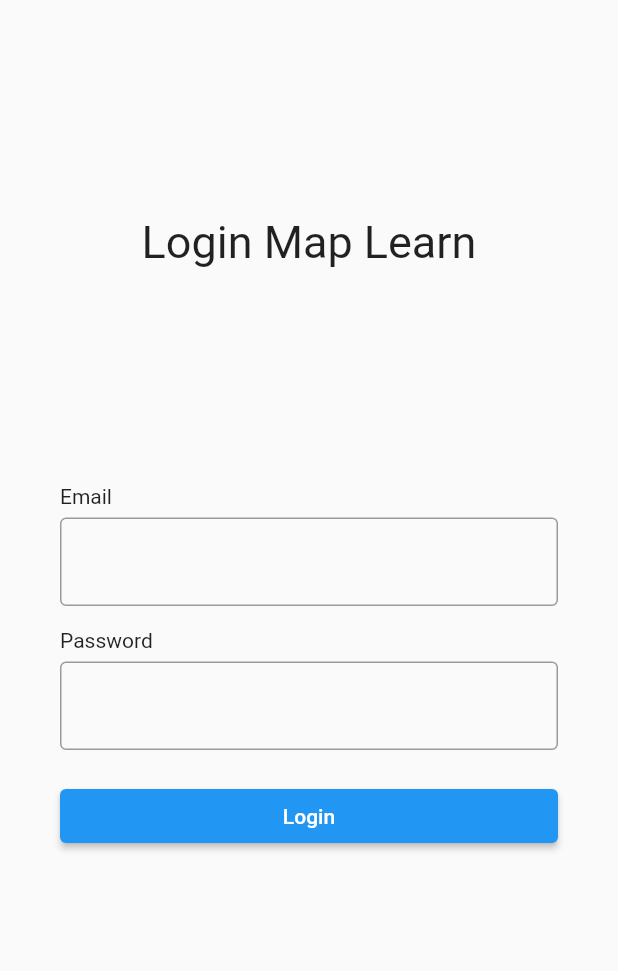
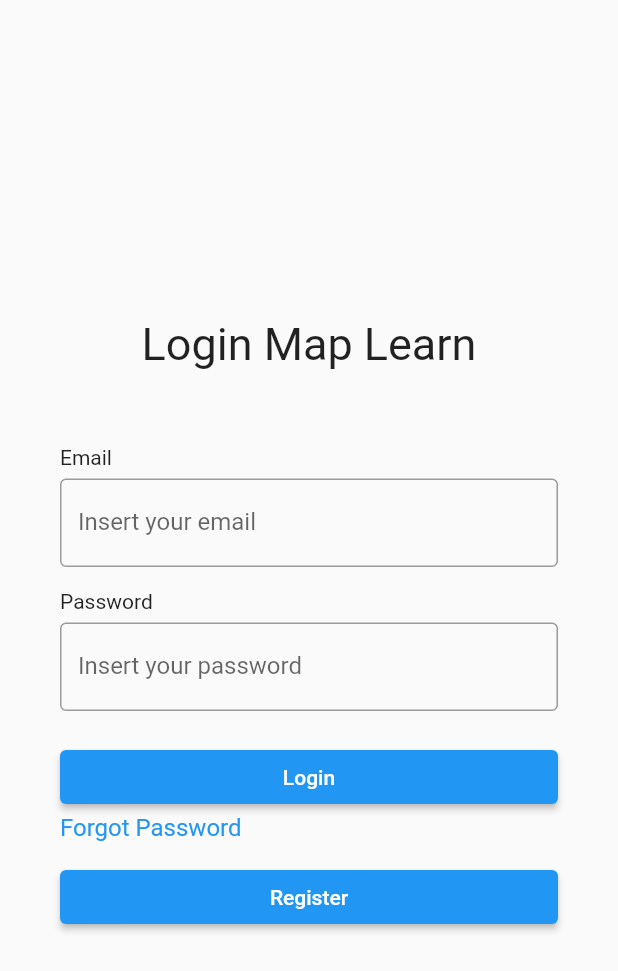
Before and after one commit to DanielDante15/flutter-app-learn, a Flutter app: the LoginScreen screen opened directly, on a phone screen of 412 x 824 dp. Shown: the top 971 px of the screen. Run offline on Flutter 3.47's test engine with Material 2 defaults, Android fonts, the phone set to English and light mode, and no system bars; missing offline and left inert: nuvigator.

```diff
--- a/lib/pages/home_screen.dart
+++ b/lib/pages/home_screen.dart
@@ -1,6 +1,6 @@
 import 'package:flutter/material.dart';
 import 'package:flutter_app/pages/add_local_screen.dart';
-import 'package:flutter_app/pages/login_screen.dart';
+import 'package:flutter_app/pages/dashboard_screen.dart';
 import 'package:flutter_app/pages/map_screen.dart';
 import 'package:flutter_app/pages/profile.dart';
 
@@ -16,7 +16,7 @@ class HomeScreen extends StatefulWidget {
 class _HomeScreenState extends State<HomeScreen> {
   int currentIndex = 0;
   final screens = [
-    const LoginScreen(),
+    const DashboardScreen(),
     const MapScreen(),
     const AddLocalScreen(),
     const ProfileScreen(),
--- a/lib/pages/login_screen.dart
+++ b/lib/pages/login_screen.dart
@@ -1,6 +1,8 @@
 import 'package:flutter/material.dart';
 import 'package:flutter_app/widgets/button.dart';
+import 'package:flutter_app/widgets/link_button.dart';
 import 'package:flutter_app/widgets/textfield.dart';
+import 'package:nuvigator/next.dart';
 
 class LoginScreen extends StatefulWidget {
   const LoginScreen({super.key});
@@ -12,44 +14,81 @@ class LoginScreen extends StatefulWidget {
 class _LoginScreenState extends State<LoginScreen> {
   final TextEditingController usernameController = TextEditingController();
   final TextEditingController passwordControler = TextEditingController();
+  final formkey = GlobalKey<FormState>();
+
   @override
   Widget build(BuildContext context) {
+    final nuvigator = Nuvigator.of(context);
     return Scaffold(
-      resizeToAvoidBottomInset: false,
       body: SafeArea(
         child: Center(
             child: Padding(
           padding: const EdgeInsets.symmetric(horizontal: 40),
+          child: SingleChildScrollView(
             child: Column(
               mainAxisAlignment: MainAxisAlignment.spaceBetween,
               children: [
                 const SizedBox(),
                 const Padding(
-                padding: EdgeInsets.all(16.0),
+                  padding:
+                      EdgeInsets.only(top: 10, bottom: 50, left: 20, right: 20),
                   child: Text(
                     'Login Map Learn',
                     style: TextStyle(fontSize: 30),
                   ),
                 ),
-              Column(
+                Form(
+                  key: formkey,
+                  child: Column(
                     crossAxisAlignment: CrossAxisAlignment.start,
                     children: [
                       const Padding(
                           padding: EdgeInsets.only(bottom: 6),
                           child: Text('Email')),
-                  MyTextField(controller: usernameController),
+                      MyTextField(
+                        controller: usernameController,
+                        labelText: 'Insert your email',
+                      ),
                       const SizedBox(height: 15),
                       const Padding(
                           padding: EdgeInsets.only(bottom: 6),
                           child: Text('Password')),
-                  MyTextField(controller: passwordControler),
+                      MyTextField(
+                        controller: passwordControler,
+                        isObscure: true,
+                        labelText: 'Insert your password',
+                      ),
                       const SizedBox(height: 20),
-                  Buttom(onpress: () {}, text: 'Login')
+                      Buttom(
+                        text: 'Login',
+                        onPress: () {
+                          if (formkey.currentState!.validate()) {
+                            nuvigator!.pushReplacementNamed('home');
+                          }
+                        },
+                      ),
+                      Padding(
+                        padding: const EdgeInsets.only(bottom: 13),
+                        child: LinkButtom(
+                          text: 'Forgot Password',
+                          color: Colors.blue,
+                          fontSize: 16,
+                          onTap: () => print('opaa'),
+                        ),
+                      ),
+                      Buttom(
+                        text: 'Register',
+                        onPress: () {
+                          if (formkey.currentState!.validate()) {
+                            nuvigator!.open('sign-up');
+                          }
+                        },
+                      ),
                     ],
                   ),
-              const SizedBox(),
-              const SizedBox(),
+                ),
               ],
+            ),
           ),
         )),
       ),
--- a/lib/pages/sign_up_screen.dart
+++ b/lib/pages/sign_up_screen.dart
@@ -5,7 +5,7 @@ class SignUpScreen extends StatelessWidget {
   @override
   Widget build(BuildContext context) {
     return const Scaffold(
-      body: Center(child: Text('Sign Up Screen')),
+      body: SafeArea(child: Center(child: Text('Sign Up Screen'))),
     );
   }
 }
--- a/lib/router.dart
+++ b/lib/router.dart
@@ -1,5 +1,6 @@
 import 'package:flutter/material.dart';
 import 'package:flutter_app/routes/add_local_route.dart';
+import 'package:flutter_app/routes/dashboard_route.dart';
 import 'package:flutter_app/routes/map_route.dart';
 
 import 'package:nuvigator/next.dart';
@@ -11,7 +12,7 @@ import 'routes/sign_up_route.dart';
 
 class MyRouter extends NuRouter {
   @override
-  String get initialRoute => 'home';
+  String get initialRoute => 'login';
 
   @override
   List<NuRoute<NuRouter, Object?, Object?>> get registerRoutes => [
@@ -21,6 +22,7 @@ class MyRouter extends NuRouter {
         SignUpRoute(),
         MapRoute(),
         AddLocalRoute(),
+        DashboardRoute()
       ];
 
   Widget build(BuildContext context) {
--- a/lib/widgets/button.dart
+++ b/lib/widgets/button.dart
@@ -3,11 +3,11 @@ import 'package:flutter/material.dart';
 class Buttom extends StatelessWidget {
   const Buttom({
     super.key,
-    required this.onpress,
+    required this.onPress,
     required this.text,
   });
 
-  final void Function() onpress;
+  final void Function() onPress;
   final String text;
 
   @override
@@ -16,7 +16,7 @@ class Buttom extends StatelessWidget {
       children: [
         Expanded(
           child: ElevatedButton(
-            onPressed: onpress,
+            onPressed: onPress,
             child: Text(text),
           ),
         ),
--- /dev/null
+++ b/lib/widgets/link_button.dart
@@ -0,0 +1,32 @@
+import 'package:flutter/gestures.dart';
+import 'package:flutter/material.dart';
+
+class LinkButtom extends StatelessWidget {
+  const LinkButtom(
+      {super.key,
+      required this.text,
+      required this.onTap,
+      required this.fontSize,
+      required this.color});
+  final String text;
+  final double fontSize;
+  final Color color;
+  final void Function() onTap;
+
+  @override
+  Widget build(BuildContext context) {
+    return RichText(
+      text: TextSpan(
+          text: text,
+          style: TextStyle(
+            color: color,
+            fontSize: fontSize,
+            fontWeight: FontWeight.w400,
+          ),
+          recognizer: TapGestureRecognizer()
+            ..onTap = () {
+              onTap();
+            }),
+    );
+  }
+}
--- a/lib/widgets/textfield.dart
+++ b/lib/widgets/textfield.dart
@@ -1,9 +1,17 @@
 import 'package:flutter/material.dart';
 
 class MyTextField extends StatefulWidget {
-  const MyTextField({super.key, required this.controller});
+  const MyTextField(
+      {super.key,
+      required this.controller,
+      this.isObscure,
+      this.validator,
+      this.labelText});
 
-  final TextEditingController controller;
+  final TextEditingController? controller;
+  final bool? isObscure;
+  final String? Function(String?)? validator;
+  final String? labelText;
 
   @override
   State<MyTextField> createState() => _MyTextFieldState();
@@ -13,8 +21,13 @@ class _MyTextFieldState extends State<MyTextField> {
   @override
   Widget build(BuildContext context) {
     return TextFormField(
+      validator: widget.validator,
       controller: widget.controller,
-      decoration: const InputDecoration(border: OutlineInputBorder()),
+      obscureText: widget.isObscure ?? false,
+      decoration: InputDecoration(
+          border: const OutlineInputBorder(),
+          labelText: widget.labelText,
+          floatingLabelBehavior: FloatingLabelBehavior.never),
     );
   }
 }
--- a/pubspec.yaml
+++ b/pubspec.yaml
@@ -36,6 +36,7 @@ dependencies:
   # Use with the CupertinoIcons class for iOS style icons.
   cupertino_icons: ^1.0.2
   nuvigator: ^2.0.0-beta.3
+  google_maps_flutter: ^2.5.0
 
 dev_dependencies:
   flutter_test:
```
Also changed, not shown: lib/pages/dashboard_screen.dart (added, +14 -0 lines), lib/pages/map_screen.dart (+2 -13 lines), lib/pages/profile.dart (+13 -2 lines), lib/routes/dashboard_route.dart (added, +17 -0 lines). Lines whose indentation alone changed are shown as unchanged.
